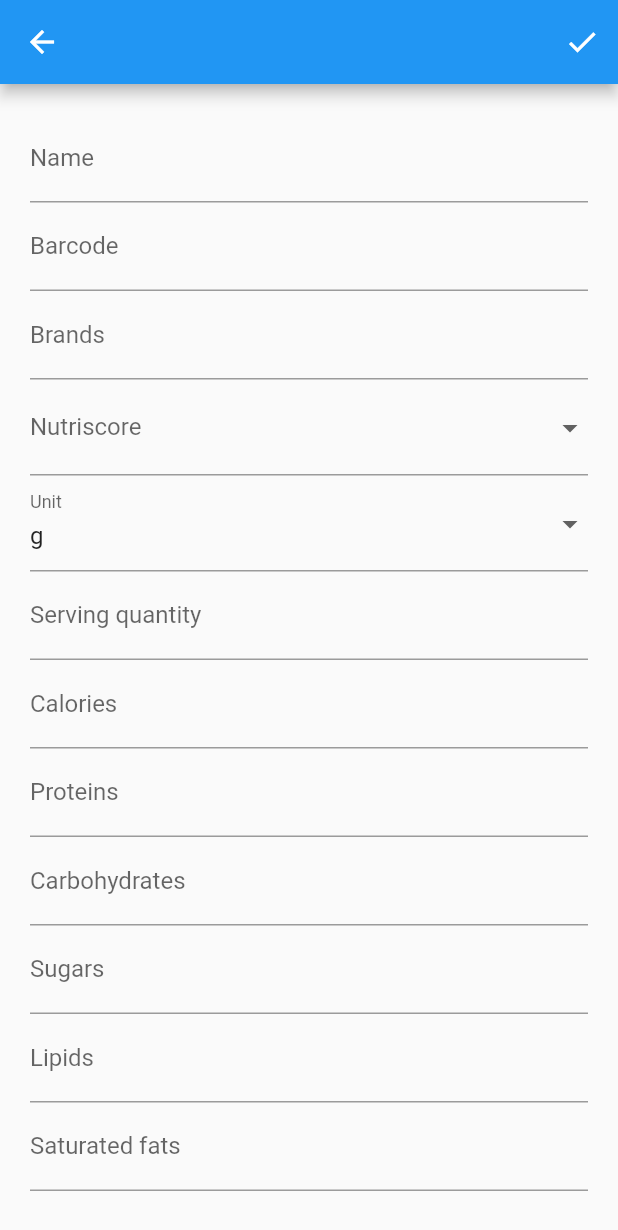
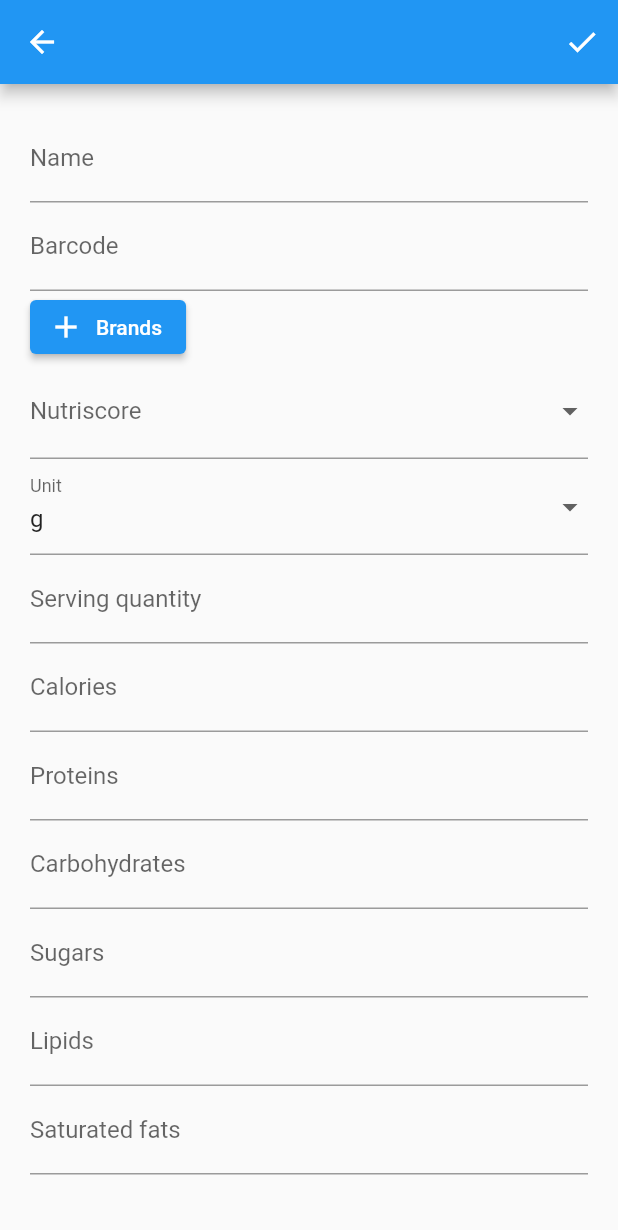
Before and after one commit to OraneOrveillon/open-source-food-tracker, a Flutter app: the AlimentPage screen opened by its route, on a phone screen of 412 x 824 dp. Shown: the top 1230 px of the screen. Run offline on Flutter 3.47's test engine with Material 2 defaults, Android fonts, the phone set to English and light mode, and no system bars; our stand-ins replace equatable, get, infinite_scroll_pagination, isar; accounts and stored records are empty; generated files the repository leaves out were written again.

```diff
--- a/lib/core/utils/texts.dart
+++ b/lib/core/utils/texts.dart
@@ -3,6 +3,7 @@ abstract class AppBarTexts {
   static const String weighings = 'Weighings';
   static const String recipes = 'Recipes';
   static const String objectives = 'Objectives';
+  static const String brands = 'Brands';
 }
 
 abstract class ButtonTexts {
--- a/lib/modules/aliments/aliment/aliment_controller.dart
+++ b/lib/modules/aliments/aliment/aliment_controller.dart
@@ -4,6 +4,7 @@ import 'package:get/get.dart';
 import '../../../core/utils/lists.dart';
 import '../../../data/models/aliment_model.dart';
 import '../../../data/services/aliment_service.dart';
+import '../../../routes/routes.dart';
 import '../aliments_controller.dart';
 
 class AlimentController extends GetxController {
@@ -44,6 +45,10 @@ class AlimentController extends GetxController {
       unitValue = aliment!.unit;
     }
   }
+
+  void goToBrands() => Get.toNamed(
+        Routes.aliments + Routes.aliment + Routes.brands,
+      );
 
   void onValidateClick() => aliment == null ? addAliment() : updateAliment();
 
--- a/lib/modules/aliments/aliment/aliment_page.dart
+++ b/lib/modules/aliments/aliment/aliment_page.dart
@@ -11,11 +11,11 @@ class AlimentPage extends StatelessWidget {
   const AlimentPage({Key? key}) : super(key: key);
 
   // TODO remove
-  static const List<String> _kOptions = <String>[
-    'aardvark',
-    'bobcat',
-    'chameleon',
-  ];
+  // static const List<String> _kOptions = <String>[
+  //   'aardvark',
+  //   'bobcat',
+  //   'chameleon',
+  // ];
 
   @override
   Widget build(BuildContext context) {
@@ -36,6 +36,7 @@ class AlimentPage extends StatelessWidget {
               child: Form(
                 key: cAliment.formKey,
                 child: Column(
+                  crossAxisAlignment: CrossAxisAlignment.start,
                   children: [
                     TextFormField(
                       decoration: const InputDecoration(
@@ -54,38 +55,43 @@ class AlimentPage extends StatelessWidget {
                       validator: null,
                     ),
                     // TODO brands
-                    Autocomplete<String>(
-                      fieldViewBuilder: (
-                        context,
-                        textEditingController,
-                        focusNode,
-                        function,
-                      ) =>
-                          TextFormField(
-                        onFieldSubmitted: (value) => {
-                          // TODO ajouter la chip
-                        },
-                        decoration: const InputDecoration(
-                          label: Text(InputTexts.brands),
-                        ),
-                        controller: textEditingController,
-                        focusNode: focusNode,
-                        validator: null,
-                      ),
-                      optionsBuilder: (TextEditingValue textEditingValue) {
-                        if (textEditingValue.text == '') {
-                          return const Iterable<String>.empty();
-                        }
-                        return _kOptions.where((String option) {
-                          return option
-                              .contains(textEditingValue.text.toLowerCase());
-                        });
-                      },
-                      onSelected: (String selection) {
-                        // TODO ajouter la chip
-                        debugPrint('You just selected $selection');
-                      },
+                    ElevatedButton.icon(
+                      icon: const Icon(Icons.add),
+                      label: const Text(InputTexts.brands),
+                      onPressed: () => cAliment.goToBrands(),
                     ),
+                    // Autocomplete<String>(
+                    //   fieldViewBuilder: (
+                    //     context,
+                    //     textEditingController,
+                    //     focusNode,
+                    //     function,
+                    //   ) =>
+                    //       TextFormField(
+                    //     onFieldSubmitted: (value) => {
+                    //       // TODO ajouter la chip
+                    //     },
+                    //     decoration: const InputDecoration(
+                    //       label: Text(InputTexts.brands),
+                    //     ),
+                    //     controller: textEditingController,
+                    //     focusNode: focusNode,
+                    //     validator: null,
+                    //   ),
+                    //   optionsBuilder: (TextEditingValue textEditingValue) {
+                    //     if (textEditingValue.text == '') {
+                    //       return const Iterable<String>.empty();
+                    //     }
+                    //     return _kOptions.where((String option) {
+                    //       return option
+                    //           .contains(textEditingValue.text.toLowerCase());
+                    //     });
+                    //   },
+                    //   onSelected: (String selection) {
+                    //     // TODO ajouter la chip
+                    //     debugPrint('You just selected $selection');
+                    //   },
+                    // ),
                     // TODO categories
                     DropdownButtonFormField(
                       decoration: const InputDecoration(
--- a/lib/routes/routes.dart
+++ b/lib/routes/routes.dart
@@ -1,6 +1,7 @@
 abstract class Routes {
   static const String aliments = "/aliments";
   static const String aliment = "/aliment";
+  static const String brands = "/brands";
   static const String recipes = "/recipes";
   static const String recipe = "/recipe";
   static const String journal = "/journal";
```
Also changed, not shown: lib/modules/aliments/aliment/brands_page.dart (added, +70 -0 lines), lib/routes/pages.dart (+7 -0 lines).
